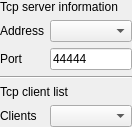
Old version of the form src/debuggers/tcp/server/SAKTcpServerController.ui in the repository x-tools-author/x-tools.
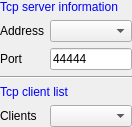
New version of the form.

Commit message: style: change style

```diff
--- a/src/debuggers/tcp/server/SAKTcpServerController.ui
+++ b/src/debuggers/tcp/server/SAKTcpServerController.ui
@@ -28,6 +28,11 @@
    </property>
    <item row="4" column="0" colspan="2">
     <widget class="QLabel" name="label_6">
+     <property name="styleSheet">
+      <string notr="true">QLabel {
+	color: blue
+}</string>
+     </property>
      <property name="text">
       <string>Tcp client list</string>
      </property>
@@ -56,6 +61,11 @@
    </item>
    <item row="0" column="0" colspan="2">
     <widget class="QLabel" name="label_5">
+     <property name="styleSheet">
+      <string notr="true">QLabel {
+	color: blue
+}</string>
+     </property>
      <property name="text">
       <string>Tcp server information</string>
      </property>
```
The commit also changes 7 other files.
